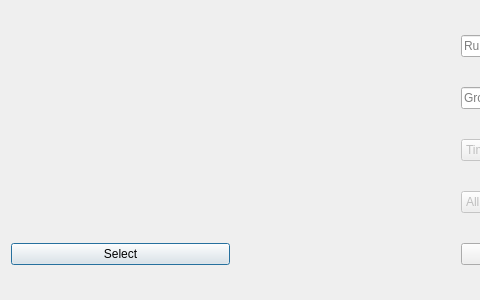
mantidproject/mantid, file scripts/Muon/GUI/Common/fitting_tab_widget/workspace_selector.ui: the form before one commit; both pictures show x 0 to 480 and y 0 to 300 of the 691 by 300 pixel window.
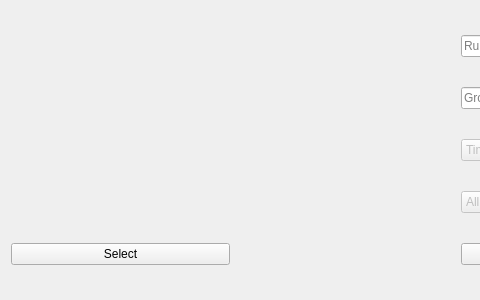
The form after the commit.

Patch:
```diff
--- a/scripts/Muon/GUI/Common/fitting_tab_widget/workspace_selector.ui
+++ b/scripts/Muon/GUI/Common/fitting_tab_widget/workspace_selector.ui
@@ -75,6 +75,9 @@
      <property name="text">
       <string>Select</string>
      </property>
+     <property name="autoDefault">
+      <bool>false</bool>
+     </property>
     </widget>
    </item>
    <item row="4" column="2">
@@ -82,6 +85,9 @@
      <property name="text">
       <string>Cancel</string>
      </property>
+     <property name="autoDefault">
+      <bool>false</bool>
+     </property>
      <property name="default">
       <bool>false</bool>
      </property>
```
